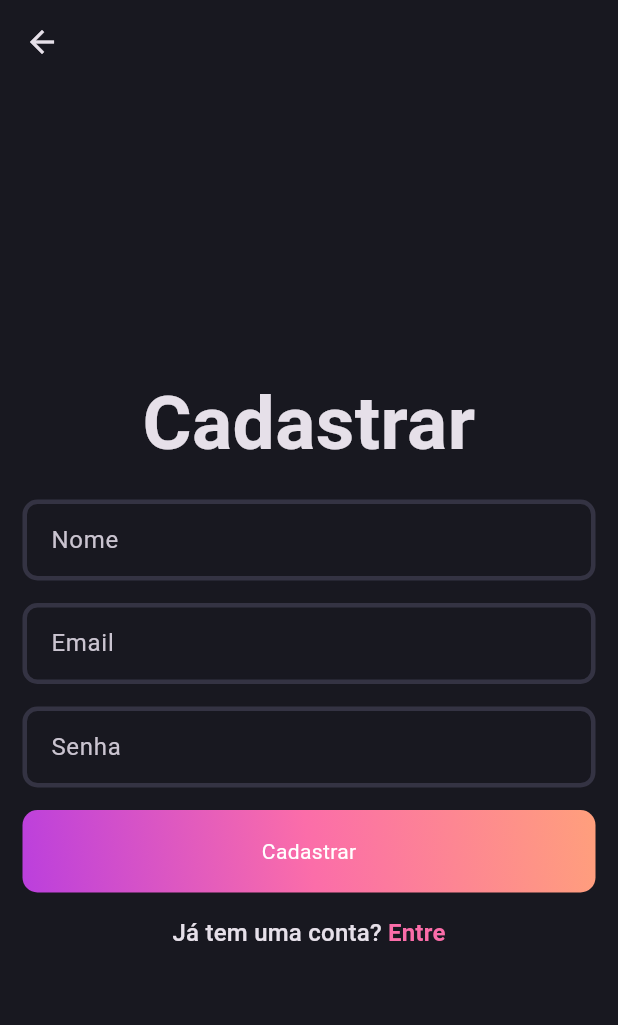
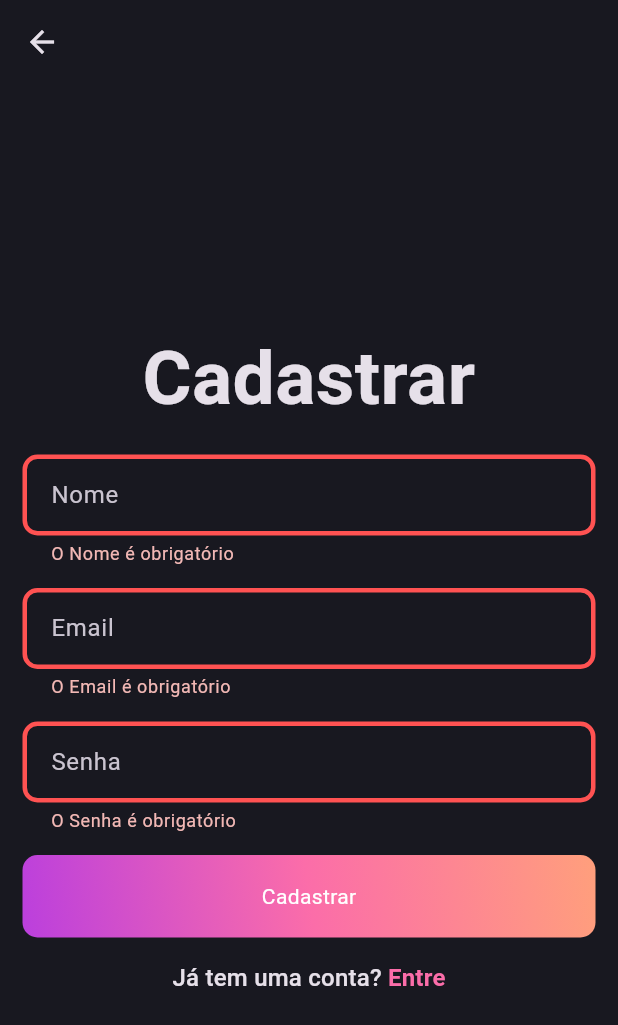
Before and after one commit to AntonioAndradeGomes/blog_flutter_supabase, a Flutter app: the SignUpPage screen opened directly, after a tap on "Cadastrar", on a phone screen of 412 x 824 dp. Shown: the top 1025 px of the screen. Run offline on Flutter 3.47's test engine with Material 3 defaults, Android fonts, the phone set to English and light mode, and no system bars; our stand-ins replace flutter_bloc, flutter_dotenv, fpdart, supabase_flutter; accounts and stored records are empty.

Commit message:
feat: auth states

```diff
--- a/lib/core/secrets/app_secrets.dart
+++ b/lib/core/secrets/app_secrets.dart
@@ -1,5 +1 @@
-abstract class AppSecrets {
-  static const supabaseUrl = 'https://bdxinbhpbnkhsliybsrn.supabase.co';
-  static const supabaseKey =
-      'eyJhbGciOiJIUzI1NiIsInR5cCI6IkpXVCJ9.eyJpc3MiOiJzdXBhYmFzZSIsInJlZiI6ImJkeGluYmhwYm5raHNsaXlic3JuIiwicm9sZSI6ImFub24iLCJpYXQiOjE3MTM4MTc4MTAsImV4cCI6MjAyOTM5MzgxMH0.ayYM7eklETxYHBHFl-oxDugiw5weuXcE0xnJlQgpm2Q';
-}
+abstract class AppSecrets {}
--- a/lib/features/auth/presentation/bloc/auth_bloc.dart
+++ b/lib/features/auth/presentation/bloc/auth_bloc.dart
@@ -1,12 +1,37 @@
+import 'dart:async';
+
+import 'package:blog_app/features/auth/domain/usecases/user_sign_up.dart';
 import 'package:flutter_bloc/flutter_bloc.dart';
 
 part 'auth_event.dart';
 part 'auth_state.dart';
 
 class AuthBloc extends Bloc<AuthEvent, AuthState> {
-  AuthBloc() : super(AuthInitial()) {
-    on<AuthSignUp>(
-      (event, emit) {},
+  final UserSignUp userSignUp;
+  AuthBloc({
+    required this.userSignUp,
+  }) : super(AuthInitial()) {
+    on<AuthSignUp>(_signUp);
+  }
+
+  Future<void> _signUp(
+    AuthSignUp event,
+    Emitter<AuthState> emit,
+  ) async {
+    final res = await userSignUp.call(
+      UserSignUpParams(
+        email: event.email,
+        name: event.name,
+        password: event.password,
+      ),
+    );
+    res.fold(
+      (failure) => emit(
+        AuthFailure(failure.message),
+      ),
+      (uid) => emit(
+        AuthSuccess(uid),
+      ),
     );
   }
 }
--- a/lib/features/auth/presentation/bloc/auth_event.dart
+++ b/lib/features/auth/presentation/bloc/auth_event.dart
@@ -2,4 +2,14 @@ part of 'auth_bloc.dart';
 
 sealed class AuthEvent {}
 
-class AuthSignUp extends AuthEvent {}
+class AuthSignUp extends AuthEvent {
+  final String email;
+  final String password;
+  final String name;
+
+  AuthSignUp({
+    required this.email,
+    required this.password,
+    required this.name,
+  });
+}
--- a/lib/features/auth/presentation/bloc/auth_state.dart
+++ b/lib/features/auth/presentation/bloc/auth_state.dart
@@ -1,11 +1,25 @@
 part of 'auth_bloc.dart';
 
-sealed class AuthState {}
+sealed class AuthState {
+  const AuthState();
+}
 
 class AuthInitial extends AuthState {}
 
 class AuthLoading extends AuthState {}
 
-class AuthSuccess extends AuthState {}
+class AuthSuccess extends AuthState {
+  final String uid;
 
-class AuthFailure extends AuthState {}
+  AuthSuccess(
+    this.uid,
+  );
+}
+
+class AuthFailure extends AuthState {
+  final String message;
+
+  const AuthFailure(
+    this.message,
+  );
+}
--- a/lib/features/auth/presentation/pages/signup_page.dart
+++ b/lib/features/auth/presentation/pages/signup_page.dart
@@ -1,7 +1,9 @@
 import 'package:blog_app/core/theme/app_pallete.dart';
+import 'package:blog_app/features/auth/presentation/bloc/auth_bloc.dart';
 import 'package:blog_app/features/auth/presentation/widgets/auth_form_field.dart';
 import 'package:blog_app/features/auth/presentation/widgets/auth_gradient_button.dart';
 import 'package:flutter/material.dart';
+import 'package:flutter_bloc/flutter_bloc.dart';
 
 class SignUpPage extends StatefulWidget {
   const SignUpPage({super.key});
@@ -26,7 +28,11 @@ class _SignUpPageState extends State<SignUpPage> {
 
   @override
   Widget build(BuildContext context) {
-    return Scaffold(
+    return GestureDetector(
+      onTap: () {
+        FocusScope.of(context).unfocus();
+      },
+      child: Scaffold(
         appBar: AppBar(
           backgroundColor: AppPallete.transparentColor,
         ),
@@ -71,8 +77,20 @@ class _SignUpPageState extends State<SignUpPage> {
                   const SizedBox(
                     height: 15,
                   ),
-                const AuthGradientButton(
+                  AuthGradientButton(
                     buttonText: 'Cadastrar',
+                    onTap: () {
+                      if (_formKey.currentState!.validate()) {
+                        FocusScope.of(context).unfocus();
+                        context.read<AuthBloc>().add(
+                              AuthSignUp(
+                                email: _emailController.text.trim(),
+                                password: _passwordController.text,
+                                name: _nameController.text.trim(),
+                              ),
+                            );
+                      }
+                    },
                   ),
                   const SizedBox(
                     height: 15,
@@ -88,8 +106,10 @@ class _SignUpPageState extends State<SignUpPage> {
                         children: [
                           TextSpan(
                             text: 'Entre',
-                          style:
-                              Theme.of(context).textTheme.titleMedium?.copyWith(
+                            style: Theme.of(context)
+                                .textTheme
+                                .titleMedium
+                                ?.copyWith(
                                   color: AppPallete.gradient2,
                                   fontWeight: FontWeight.bold,
                                 ),
@@ -103,6 +123,7 @@ class _SignUpPageState extends State<SignUpPage> {
             ),
           ),
         ),
+      ),
     );
   }
 }
--- a/lib/features/auth/presentation/widgets/auth_gradient_button.dart
+++ b/lib/features/auth/presentation/widgets/auth_gradient_button.dart
@@ -3,9 +3,11 @@ import 'package:flutter/material.dart';
 
 class AuthGradientButton extends StatelessWidget {
   final String buttonText;
+  final GestureTapCallback? onTap;
   const AuthGradientButton({
     super.key,
     required this.buttonText,
+    this.onTap,
   });
 
   @override
@@ -30,7 +32,7 @@ class AuthGradientButton extends StatelessWidget {
         borderRadius: BorderRadius.circular(10),
         child: InkWell(
           borderRadius: BorderRadius.circular(10),
-          onTap: () {},
+          onTap: onTap,
           child: Center(
             child: Text(
               buttonText,
--- a/pubspec.yaml
+++ b/pubspec.yaml
@@ -38,6 +38,8 @@ dependencies:
   fpdart: ^1.1.0
   supabase_flutter: ^2.5.1
   flutter_bloc: ^8.1.5
+  flutter_dotenv: ^5.1.0
+  get_it: ^7.7.0
 
 dev_dependencies:
   flutter_test:
@@ -62,7 +64,8 @@ flutter:
   uses-material-design: true
 
   # To add assets to your application, add an assets section, like this:
-  # assets:
+  assets:
+    - .env
   #   - images/a_dot_burr.jpeg
   #   - images/a_dot_ham.jpeg
 
```
Also changed, not shown: lib/main.dart (+29 -6 lines), pubspec.lock, 2 other files. Lines whose indentation alone changed are shown as unchanged.
